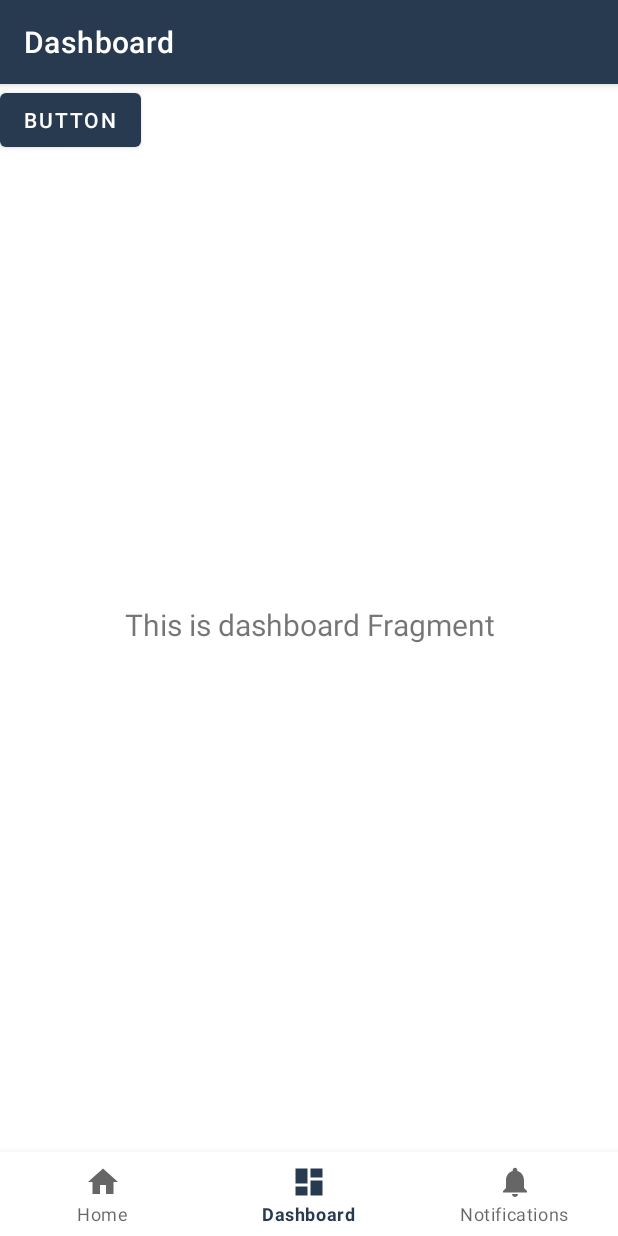
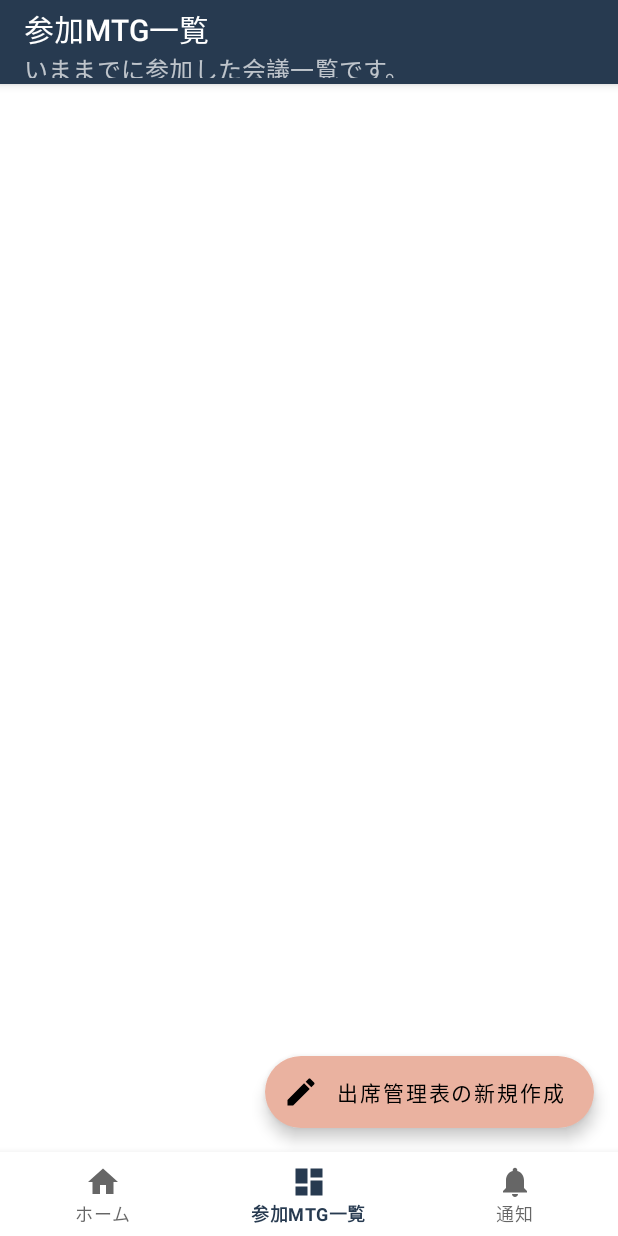
Before and after one commit to Takuchan/AttendeeKotlin, an Android app: the screen it shows after launch (MainActivity), item 2 of the bottom bar chosen, on a phone screen of 412 x 824 dp. Run offline under Robolectric (Android 15) with nearby library versions, the phone set to English and light mode, and no system bars; our stand-ins replace Room's generated code, navigation-ui.

Commit message:
半モーダルの作成。新しいエンティティの作成

```diff
--- a/app/src/main/java/com/example/attendee/MainActivity.kt
+++ b/app/src/main/java/com/example/attendee/MainActivity.kt
@@ -30,6 +30,13 @@ class MainActivity : AppCompatActivity() {
             )
         )
 
+        navController.addOnDestinationChangedListener { _, destination, _ ->
+            if (destination.id == R.id.navigation_dashboard) {
+                supportActionBar?.subtitle = "いままでに参加した会議一覧です。"
+            } else {
+                supportActionBar?.subtitle = null
+            }
+        }
         setupActionBarWithNavController(navController, appBarConfiguration)
         navView.setupWithNavController(navController)
     }
--- a/app/src/main/java/com/example/attendee/ProfileFragment.kt
+++ b/app/src/main/java/com/example/attendee/ProfileFragment.kt
@@ -8,6 +8,7 @@ import android.widget.EditText
 import androidx.fragment.app.Fragment
 import androidx.fragment.app.viewModels
 import androidx.lifecycle.Observer
+import androidx.navigation.fragment.findNavController
 import com.example.attendee.database.ProfileEntity
 import com.example.attendee.databinding.FragmentProfileBinding
 import com.example.attendee.viewmodel.ProfileViewModel
@@ -48,7 +49,7 @@ class ProfileFragment : Fragment(), ValidationTools {
                 affliation = changeEditTextToString(binding.affiliationinput)
                 assignment = changeEditTextToString(binding.assignmentinput)
                 telnumber = changeEditTextToString(binding.telnumberinput)
-                val sdf = SimpleDateFormat("yyyy/mm/dd HH:mm:ss")
+                val sdf = SimpleDateFormat("yyyy/MM/dd HH:mm:ss")
                 val date = Date()
                 val nowdate = sdf.format(date)
                 val profileEntity =
@@ -73,6 +74,7 @@ class ProfileFragment : Fragment(), ValidationTools {
         return root
     }
 
+
 //
 
 
--- /dev/null
+++ b/app/src/main/java/com/example/attendee/database/AttendeeDao.kt
@@ -0,0 +1,35 @@
+package com.example.attendee.database
+
+import androidx.lifecycle.LiveData
+import androidx.room.Dao
+import androidx.room.Delete
+import androidx.room.Insert
+import androidx.room.Query
+import androidx.room.Update
+import kotlinx.coroutines.flow.Flow
+
+@Dao
+interface AttendeeDao {
+    @Query("SELECT * FROM attendeeentity")
+    fun getAll(): Flow<List<AttendeeEntity>>
+
+    @Query("SELECT * FROM AttendeeEntity WHERE id = 1;")
+    fun getMyProfile(): LiveData<AttendeeEntity>
+
+//    @Query("SELECT * FROM user WHERE uid IN (:userIds)")
+//    fun loadAllByIds(userIds: IntArray): List<ProfileEntity>
+//
+//    @Query("SELECT * FROM user WHERE first_name LIKE :first AND " +
+//            "last_name LIKE :last LIMIT 1")
+//    fun findByName(first: String, last: String): ProfileEntity
+
+    @Update
+    fun updateAll(profileEntity: AttendeeEntity)
+
+
+    @Insert
+    fun insertAll(profileEntity: AttendeeEntity)
+
+    @Delete
+    fun delete(profileEntity: AttendeeEntity)
+}
--- a/app/src/main/java/com/example/attendee/database/AttendeeDatabase.kt
+++ b/app/src/main/java/com/example/attendee/database/AttendeeDatabase.kt
@@ -9,9 +9,10 @@ import kotlinx.coroutines.CoroutineScope
 import kotlinx.coroutines.Dispatchers
 import kotlinx.coroutines.launch
 
-@Database(entities = [ProfileEntity::class], version = 1, exportSchema = false)
+@Database(entities = arrayOf(AttendeeEntity::class,ProfileEntity::class), version = 1, exportSchema = false)
 abstract class AttendeeDatabase : RoomDatabase() {
     abstract fun userDao(): ProfileDao
+    abstract fun attendeeDao(): AttendeeDao
     companion object {
         @Volatile
         private var INSTANCE: AttendeeDatabase? = null
--- a/app/src/main/java/com/example/attendee/ui/dashboard/DashboardFragment.kt
+++ b/app/src/main/java/com/example/attendee/ui/dashboard/DashboardFragment.kt
@@ -2,11 +2,16 @@ package com.example.attendee.ui.dashboard
 
 import android.os.Bundle
 import android.view.LayoutInflater
+import android.view.Menu
+import android.view.MenuInflater
 import android.view.View
 import android.view.ViewGroup
 import android.widget.TextView
+import androidx.appcompat.app.AppCompatActivity
 import androidx.fragment.app.Fragment
 import androidx.lifecycle.ViewModelProvider
+import com.example.attendee.CreateNewAttendeeDialogFragment
+import com.example.attendee.R
 import com.example.attendee.databinding.FragmentDashboardBinding
 
 class DashboardFragment : Fragment() {
@@ -27,13 +32,13 @@ class DashboardFragment : Fragment() {
 
         _binding = FragmentDashboardBinding.inflate(inflater, container, false)
         val root: View = binding.root
-
-        val textView: TextView = binding.textDashboard
-        dashboardViewModel.text.observe(viewLifecycleOwner) {
-            textView.text = it
+        binding.createNewAttendeeSheet.setOnClickListener{
+            val createattendeedialog = CreateNewAttendeeDialogFragment()
+            createattendeedialog.show((requireActivity()).supportFragmentManager,"")
         }
         return root
     }
+
 
     override fun onDestroyView() {
         super.onDestroyView()
--- /dev/null
+++ b/app/src/main/res/drawable/baseline_create_24.xml
@@ -0,0 +1,5 @@
+<vector android:height="24dp" android:tint="#000000"
+    android:viewportHeight="24" android:viewportWidth="24"
+    android:width="24dp" xmlns:android="http://schemas.android.com/apk/res/android">
+    <path android:fillColor="@android:color/white" android:pathData="M3,17.25V21h3.75L17.81,9.94l-3.75,-3.75L3,17.25zM20.71,7.04c0.39,-0.39 0.39,-1.02 0,-1.41l-2.34,-2.34c-0.39,-0.39 -1.02,-0.39 -1.41,0l-1.83,1.83 3.75,3.75 1.83,-1.83z"/>
+</vector>
--- a/app/src/main/res/layout/activity_main.xml
+++ b/app/src/main/res/layout/activity_main.xml
@@ -33,12 +33,4 @@
         app:layout_constraintVertical_bias="1.0"
         app:navGraph="@navigation/mobile_navigation" />
 
-    <Button
-        android:id="@+id/button4"
-        android:layout_width="wrap_content"
-        android:layout_height="wrap_content"
-        android:text="Button"
-        tools:layout_editor_absoluteX="142dp"
-        tools:layout_editor_absoluteY="208dp" />
-
 </androidx.constraintlayout.widget.ConstraintLayout>
--- a/app/src/main/res/layout/fragment_dashboard.xml
+++ b/app/src/main/res/layout/fragment_dashboard.xml
@@ -6,17 +6,16 @@
     android:layout_height="match_parent"
     tools:context=".ui.dashboard.DashboardFragment">
 
-    <TextView
-        android:id="@+id/text_dashboard"
-        android:layout_width="match_parent"
+    <com.google.android.material.floatingactionbutton.ExtendedFloatingActionButton
+        android:id="@+id/create_newAttendeeSheet"
+        android:layout_width="wrap_content"
         android:layout_height="wrap_content"
-        android:layout_marginStart="8dp"
-        android:layout_marginTop="8dp"
-        android:layout_marginEnd="8dp"
-        android:textAlignment="center"
-        android:textSize="20sp"
+        android:layout_gravity="bottom|right"
+        android:layout_margin="16dp"
+        android:contentDescription="新しい会議を主催します"
+        android:text="出席管理表の新規作成"
+        app:icon="@drawable/baseline_create_24"
         app:layout_constraintBottom_toBottomOf="parent"
-        app:layout_constraintEnd_toEndOf="parent"
-        app:layout_constraintStart_toStartOf="parent"
-        app:layout_constraintTop_toTopOf="parent" />
+        app:layout_constraintEnd_toEndOf="parent" />
+
 </androidx.constraintlayout.widget.ConstraintLayout>
--- a/app/src/main/res/values/colors.xml
+++ b/app/src/main/res/values/colors.xml
@@ -4,8 +4,8 @@
     <color name="purple_200">#364F6B</color>
     <color name="purple_500">#273A50</color>
     <color name="purple_700">#273A50</color>
-    <color name="teal_200">#FF03DAC5</color>
-    <color name="teal_700">#FF018786</color>
+    <color name="teal_200">#EAB2A0</color>
+    <color name="teal_700">#EAB2A0</color>
     <color name="black">#FF000000</color>
     <color name="white">#FFFFFFFF</color>
 </resources>
--- a/app/src/main/res/values/strings.xml
+++ b/app/src/main/res/values/strings.xml
@@ -1,8 +1,8 @@
 <resources>
     <string name="app_name">AttendeeKotlin</string>
-    <string name="title_home">Home</string>
-    <string name="title_dashboard">Dashboard</string>
-    <string name="title_notifications">Notifications</string>
+    <string name="title_home">ホーム</string>
+    <string name="title_dashboard">参加MTG一覧</string>
+    <string name="title_notifications">通知</string>
 
 
     <string name="editProfileButton">プロフィールの編集</string>
```
Also changed, not shown: app/src/main/java/com/example/attendee/CreateNewAttendeeDialogFragment.kt (added, +51 -0 lines), app/src/main/java/com/example/attendee/database/AttendeeEntity.kt (added, +15 -0 lines), app/src/main/java/com/example/attendee/database/AttendeeRepository.kt (added, +21 -0 lines), app/src/main/res/layout/fragment_create_new_attendee_dialog.xml (added, +136 -0 lines).
